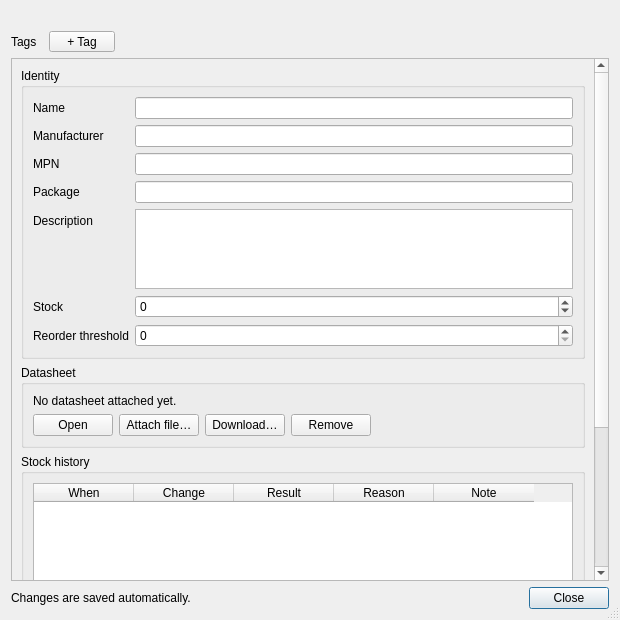
First picture: the form in examples/PartManagerApp/src/ui/PartManager_PartEditorDialog.ui, repository KROIA/PartManager, before the edit.
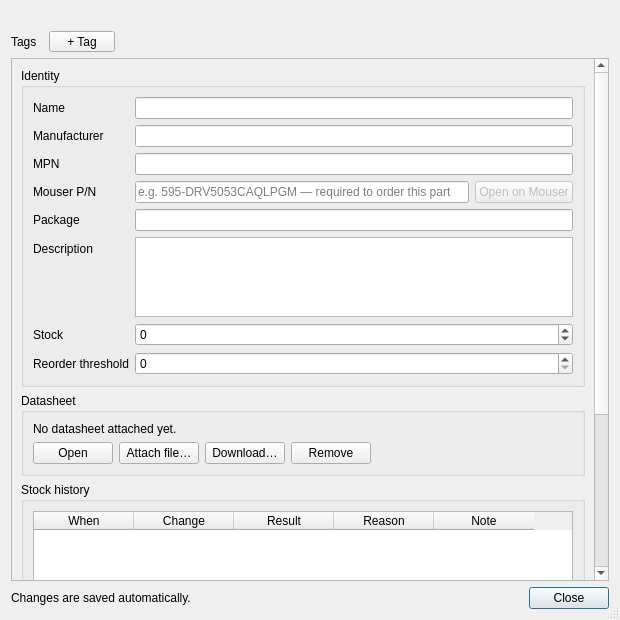
Second picture: the form after the edit.

Commit message: make the mouser part number editable, and ship german

Patch:
```diff
--- a/examples/PartManagerApp/src/ui/PartManager_PartEditorDialog.ui
+++ b/examples/PartManagerApp/src/ui/PartManager_PartEditorDialog.ui
@@ -137,23 +137,57 @@
            <widget class="QLineEdit" name="mpnEdit"/>
           </item>
           <item row="3" column="0">
+           <widget class="QLabel" name="mouserLabel">
+            <property name="text">
+             <string>Mouser P/N</string>
+            </property>
+           </widget>
+          </item>
+          <item row="3" column="1">
+           <layout class="QHBoxLayout" name="mouserRow">
+            <item>
+             <widget class="QLineEdit" name="mouserEdit">
+              <property name="placeholderText">
+               <string>e.g. 595-DRV5053CAQLPGM — required to order this part</string>
+              </property>
+              <property name="toolTip">
+               <string>Mouser's own article number. This is what the cart needs; the MPN above will not work. Filled in automatically for parts created from a Mouser search.</string>
+              </property>
+             </widget>
+            </item>
+            <item>
+             <widget class="QPushButton" name="openMouserButton">
+              <property name="text">
+               <string>Open on Mouser</string>
+              </property>
+              <property name="enabled">
+               <bool>false</bool>
+              </property>
+              <property name="toolTip">
+               <string>Opens this part's page on mouser.com in your browser.</string>
+              </property>
+             </widget>
+            </item>
+           </layout>
+          </item>
+          <item row="4" column="0">
            <widget class="QLabel" name="packageLabel">
             <property name="text">
              <string>Package</string>
             </property>
            </widget>
           </item>
-          <item row="3" column="1">
+          <item row="4" column="1">
            <widget class="QLineEdit" name="packageEdit"/>
           </item>
-          <item row="4" column="0">
+          <item row="5" column="0">
            <widget class="QLabel" name="descriptionLabel">
             <property name="text">
              <string>Description</string>
             </property>
            </widget>
           </item>
-          <item row="4" column="1">
+          <item row="5" column="1">
            <widget class="QPlainTextEdit" name="descriptionEdit">
             <property name="maximumSize">
              <size>
@@ -163,14 +197,14 @@
             </property>
            </widget>
           </item>
-          <item row="5" column="0">
+          <item row="6" column="0">
            <widget class="QLabel" name="stockLabel">
             <property name="text">
              <string>Stock</string>
             </property>
            </widget>
           </item>
-          <item row="5" column="1">
+          <item row="6" column="1">
            <widget class="QSpinBox" name="stockSpin">
             <property name="minimum">
              <number>-100000000</number>
@@ -183,14 +217,14 @@
             </property>
            </widget>
           </item>
-          <item row="6" column="0">
+          <item row="7" column="0">
            <widget class="QLabel" name="stockMinLabel">
             <property name="text">
              <string>Reorder threshold</string>
             </property>
            </widget>
           </item>
-          <item row="6" column="1">
+          <item row="7" column="1">
            <widget class="QSpinBox" name="stockMinSpin">
             <property name="maximum">
              <number>100000000</number>
```
Left out of the diff: 6 changed lines with no effect on the pictures. The commit also changes 16 other files.
